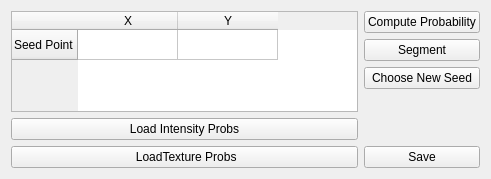
Old version of the form ImageSegmentationWidget.ui in the repository FubuFabian/SkinSegmentation.
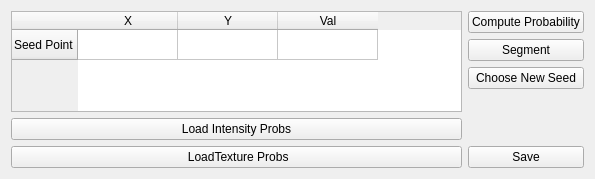
New version of the form.

Commit message: 3D segmentation

The edit to the form file:
```diff
--- a/ImageSegmentationWidget.ui
+++ b/ImageSegmentationWidget.ui
@@ -6,7 +6,7 @@
    <rect>
     <x>0</x>
     <y>0</y>
-    <width>491</width>
+    <width>595</width>
     <height>179</height>
    </rect>
   </property>
@@ -33,6 +33,11 @@
          <string>Y</string>
         </property>
        </column>
+       <column>
+        <property name="text">
+         <string>Val</string>
+        </property>
+       </column>
       </widget>
      </item>
      <item>
```
The commit also changes 16 other files.
